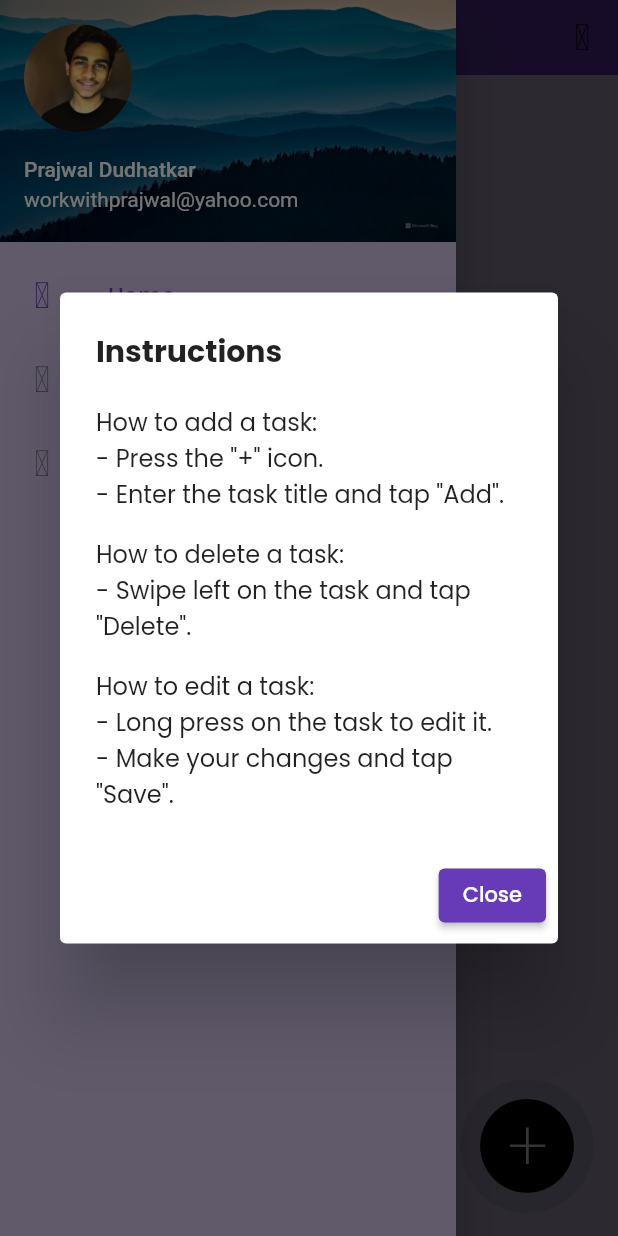
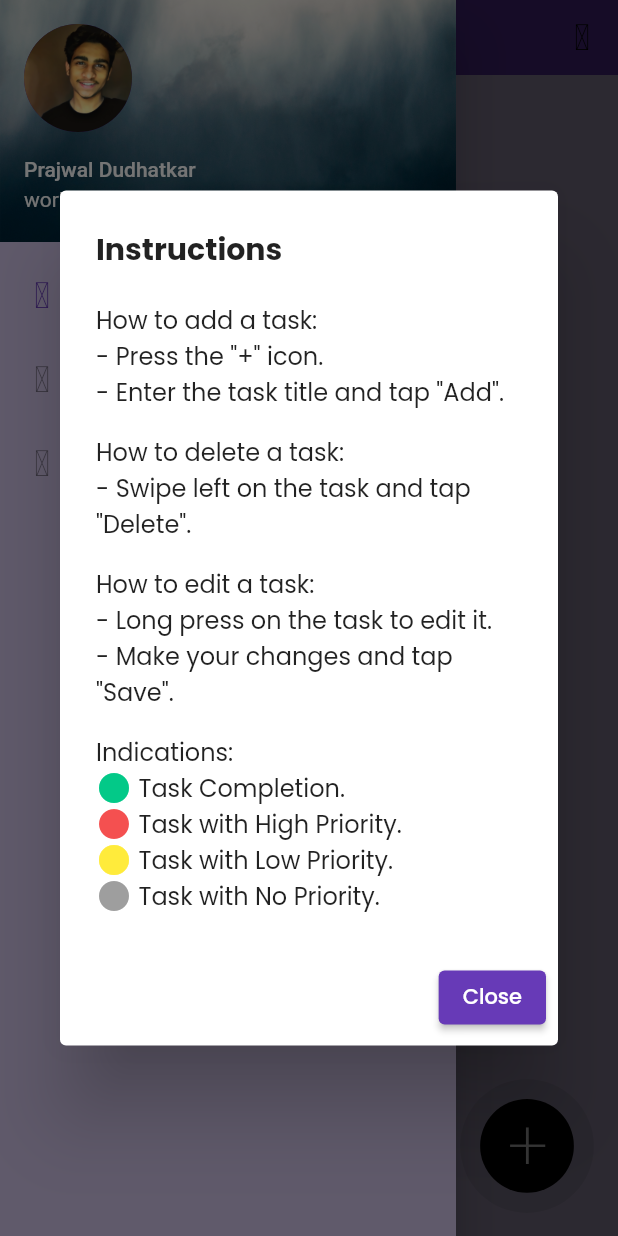
Before and after one commit to prajwalx7/todo_list, a Flutter app: the screen it shows after launch, in the side drawer, after a tap on "Need Help?", on a phone screen of 412 x 824 dp. Run offline on Flutter 3.47's test engine with Material 2 defaults, Android fonts, the phone set to English and light mode, and no system bars; drawn by our look-alikes of lottie; our stand-ins replace flutter_slidable, google_fonts, iconsax.

Commit message:
ui changes

```diff
--- a/lib/pages/home_page.dart
+++ b/lib/pages/home_page.dart
@@ -181,7 +181,7 @@ class _HomePageState extends State<HomePage> with TickerProviderStateMixin {
   Widget build(BuildContext context) {
     // print(myTasks);
     return Scaffold(
-      drawer: const MyDrawer(),
+      drawer:  MyDrawer(),
       backgroundColor: Colors.deepPurple.shade100,
       appBar: PreferredSize(
         preferredSize: const Size.fromHeight(50),
--- a/lib/widgets/drawer.dart
+++ b/lib/widgets/drawer.dart
@@ -4,6 +4,10 @@ import 'package:todo_list/pages/settings_page.dart';
 
 class MyDrawer extends StatelessWidget {
   const MyDrawer({super.key, Key? hkey});
+
+  final Color customGreen = const Color(0xff03C988);
+  final Color customRed = const Color(0xffF45050);
+  final Color customYellow = const Color(0xff03C988);
 
   @override
   Widget build(BuildContext context) {
@@ -20,7 +24,7 @@ class MyDrawer extends StatelessWidget {
             ),
             decoration: BoxDecoration(
               image: DecorationImage(
-                image: AssetImage('assets/images/background.png'),
+                image: AssetImage('assets/images/bgi.jpg'),
                 fit: BoxFit.cover,
               ),
             ),
@@ -51,20 +55,47 @@ class MyDrawer extends StatelessWidget {
                         fontWeight: FontWeight.bold,
                       ),
                     ),
-                    content: const SingleChildScrollView(
+                    content: SingleChildScrollView(
                       child: Column(
                         crossAxisAlignment: CrossAxisAlignment.start,
                         children: [
-                          Text('How to add a task:'),
-                          Text('- Press the "+" icon.'),
-                          Text('- Enter the task title and tap "Add".'),
-                          SizedBox(height: 16),
-                          Text('How to delete a task:'),
-                          Text('- Swipe left on the task and tap "Delete".'),
-                          SizedBox(height: 16),
-                          Text('How to edit a task:'),
-                          Text('- Long press on the task to edit it.'),
-                          Text('- Make your changes and tap "Save".'),
+                          const Text('How to add a task:'),
+                          const Text('- Press the "+" icon.'),
+                          const Text('- Enter the task title and tap "Add".'),
+                          const SizedBox(height: 16),
+                          const Text('How to delete a task:'),
+                          const Text(
+                              '- Swipe left on the task and tap "Delete".'),
+                          const SizedBox(height: 16),
+                          const Text('How to edit a task:'),
+                          const Text('- Long press on the task to edit it.'),
+                          const Text('- Make your changes and tap "Save".'),
+                          const SizedBox(height: 16),
+                          const Text('Indications: '),
+                          Row(
+                            children: [
+                              Icon(Icons.circle, color: customGreen),
+                              const Text(' Task Completion.'),
+                            ],
+                          ),
+                          Row(
+                            children: [
+                              Icon(Icons.circle, color: customRed),
+                              const Text(' Task with High Priority.'),
+                            ],
+                          ),
+                          const Row(
+                            children: [
+                              Icon(Icons.circle, color: Colors.yellow),
+                              Text(' Task with Low Priority.'),
+                            ],
+                          ),
+                          const Row(
+                            children: [
+                              Icon(Icons.circle, color: Colors.grey),
+                              Text(' Task with No Priority.'),
+                            ],
+                          ),
                         ],
                       ),
                     ),
--- a/pubspec.yaml
+++ b/pubspec.yaml
@@ -71,6 +71,7 @@ flutter:
     - assets/sleepy.json
     - assets/images/avatar.jpg
     - assets/images/background.png
+    - assets/images/bgi.jpg
 
   # An image asset can refer to one or more resolution-specific "variants", see
   # https://flutter.dev/assets-and-images/#resolution-aware
```
Also changed, not shown: assets/images/bgi.jpg (added).
